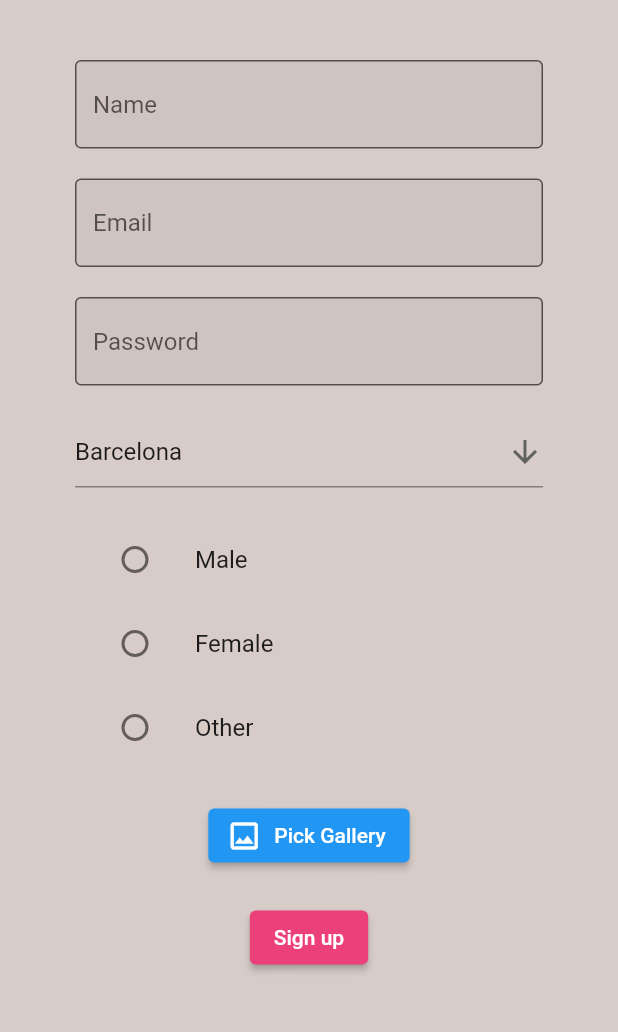
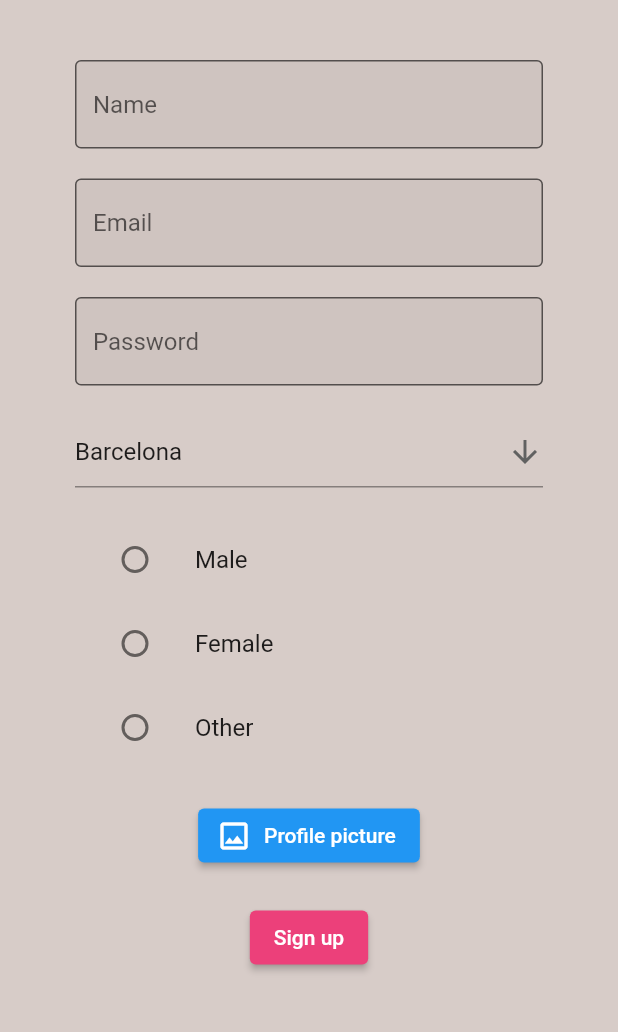
Before and after one commit to marti1999/RFID-bus, a Flutter app: the Register screen opened directly with empty values, on a phone screen of 412 x 824 dp, the part 84-1116 px from its top. Run offline on Flutter 3.47's test engine with Material 2 defaults, Android fonts, the phone set to English and light mode, and no system bars; our stand-ins replace cloud_firestore, file_picker, firebase_auth, firebase_core, firebase_database, firebase_storage and 10 more; missing offline and left inert: geolocator_android, geolocator_apple; accounts and stored records are empty; network calls fail; project files that could hold a hidden picture were left out.

Commit message:
just some small fixes

```diff
--- a/rfid_hackaton/lib/views/authenticate/sign_up.dart
+++ b/rfid_hackaton/lib/views/authenticate/sign_up.dart
@@ -232,7 +232,7 @@ class _RegisterState extends State<Register> {
                           ),
                           ElevatedButton.icon(
                               icon: Icon(Icons.image_outlined),
-                              label: Text("Pick Gallery"),
+                              label: Text("Profile picture"),
                               onPressed: () => _pickImage()),
                           SizedBox(
                             height: 20.0,
--- a/rfid_hackaton/lib/views/profile/profile.dart
+++ b/rfid_hackaton/lib/views/profile/profile.dart
@@ -35,6 +35,8 @@ class _ProfilePageState extends State<ProfilePage> {
                 body: ListView(
                   physics: BouncingScrollPhysics(),
                   children: [
+                    SizedBox(height: 10),
+
                     ProfileWidget(
 
                         onClicked: () {
@@ -45,6 +47,8 @@ class _ProfilePageState extends State<ProfilePage> {
                     ),
                     const SizedBox(height: 24),
                     buildName(_user),
+                    SizedBox(height: 30),
+
                     NumbersWidget(co2: _user.co2saved!, km: _user.km!, trips: _user.viatges!,),
                   ],
                 )
```
Also changed, not shown: rfid_hackaton/lib/views/home/home.dart (+11 -11 lines).
